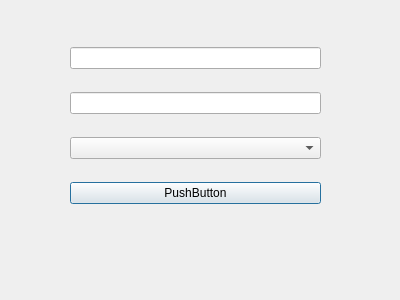
designerbtw/to-do-list, file dialog.ui: the form before one commit.
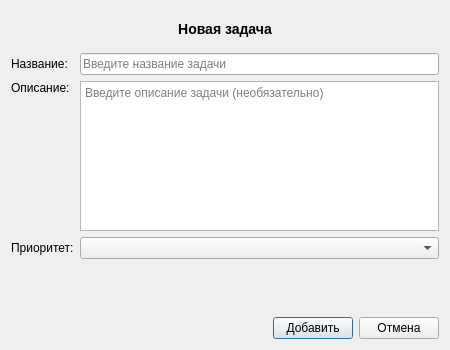
The form after the commit.

Commit message: Update UI files with responsive design and multi-line text fields

```diff
--- a/dialog.ui
+++ b/dialog.ui
@@ -6,41 +6,145 @@
    <rect>
     <x>0</x>
     <y>0</y>
+    <width>450</width>
+    <height>350</height>
+   </rect>
+  </property>
+  <property name="minimumSize">
+   <size>
     <width>400</width>
     <height>300</height>
-   </rect>
+   </size>
   </property>
   <property name="windowTitle">
    <string>Dialog</string>
   </property>
-  <widget class="QWidget" name="">
-   <property name="geometry">
-    <rect>
-     <x>70</x>
-     <y>30</y>
-     <width>251</width>
-     <height>191</height>
-    </rect>
-   </property>
-   <layout class="QGridLayout" name="gridLayout">
-    <item row="0" column="0">
-     <widget class="QLineEdit" name="task_name"/>
-    </item>
-    <item row="1" column="0">
-     <widget class="QLineEdit" name="task_desc"/>
-    </item>
-    <item row="2" column="0">
-     <widget class="QComboBox" name="priority_box"/>
-    </item>
-    <item row="3" column="0">
-     <widget class="QPushButton" name="apply_button">
-      <property name="text">
-       <string>PushButton</string>
-      </property>
-     </widget>
-    </item>
-   </layout>
-  </widget>
+  <property name="modal">
+   <bool>true</bool>
+  </property>
+  <layout class="QVBoxLayout" name="verticalLayout">
+   <item>
+    <widget class="QLabel" name="title_label">
+     <property name="text">
+      <string>Новая задача</string>
+     </property>
+     <property name="alignment">
+      <set>Qt::AlignCenter</set>
+     </property>
+     <property name="styleSheet">
+      <string>font-size: 14px; font-weight: bold; margin: 10px;</string>
+     </property>
+    </widget>
+   </item>
+   <item>
+    <layout class="QFormLayout" name="formLayout">
+     <item row="0" column="0">
+      <widget class="QLabel" name="name_label">
+       <property name="text">
+        <string>Название:</string>
+       </property>
+      </widget>
+     </item>
+     <item row="0" column="1">
+      <widget class="QLineEdit" name="task_name">
+       <property name="placeholderText">
+        <string>Введите название задачи</string>
+       </property>
+      </widget>
+     </item>
+     <item row="1" column="0">
+      <widget class="QLabel" name="desc_label">
+       <property name="text">
+        <string>Описание:</string>
+       </property>
+       <property name="alignment">
+        <set>Qt::AlignTop</set>
+       </property>
+      </widget>
+     </item>
+     <item row="1" column="1">
+      <widget class="QTextEdit" name="task_desc">
+       <property name="minimumSize">
+        <size>
+         <width>0</width>
+         <height>100</height>
+        </size>
+       </property>
+       <property name="maximumSize">
+        <size>
+         <width>16777215</width>
+         <height>150</height>
+        </size>
+       </property>
+       <property name="placeholderText">
+        <string>Введите описание задачи (необязательно)</string>
+       </property>
+      </widget>
+     </item>
+     <item row="2" column="0">
+      <widget class="QLabel" name="priority_label">
+       <property name="text">
+        <string>Приоритет:</string>
+       </property>
+      </widget>
+     </item>
+     <item row="2" column="1">
+      <widget class="QComboBox" name="priority_box">
+       <property name="toolTip">
+        <string>1 - самый высокий приоритет, 5 - самый низкий</string>
+       </property>
+      </widget>
+     </item>
+    </layout>
+   </item>
+   <item>
+    <spacer name="verticalSpacer">
+     <property name="orientation">
+      <enum>Qt::Vertical</enum>
+     </property>
+     <property name="sizeHint" stdset="0">
+      <size>
+       <width>20</width>
+       <height>20</height>
+      </size>
+     </property>
+    </spacer>
+   </item>
+   <item>
+    <layout class="QHBoxLayout" name="button_layout">
+     <item>
+      <spacer name="horizontalSpacer">
+       <property name="orientation">
+        <enum>Qt::Horizontal</enum>
+       </property>
+       <property name="sizeHint" stdset="0">
+        <size>
+         <width>40</width>
+         <height>20</height>
+        </size>
+       </property>
+      </spacer>
+     </item>
+     <item>
+      <widget class="QPushButton" name="apply_button">
+       <property name="text">
+        <string>Добавить</string>
+       </property>
+       <property name="default">
+        <bool>true</bool>
+       </property>
+      </widget>
+     </item>
+     <item>
+      <widget class="QPushButton" name="cancel_button">
+       <property name="text">
+        <string>Отмена</string>
+       </property>
+      </widget>
+     </item>
+    </layout>
+   </item>
+  </layout>
  </widget>
  <resources/>
  <connections/>
```
Left out of the diff: 2 changed lines with no effect on the pictures. The commit also changes 3 other files.
